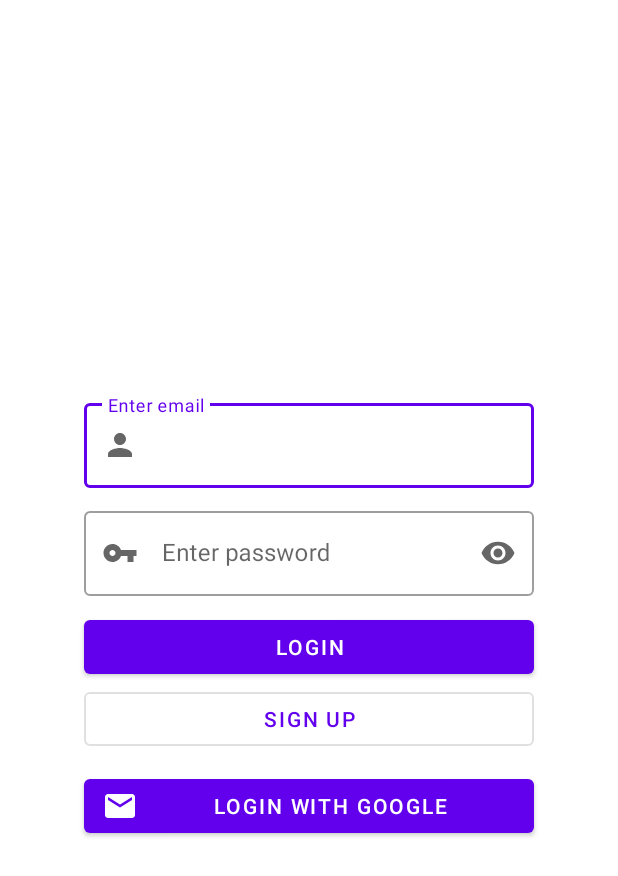
After one commit to gdscewha-3rd/Project-Community, an Android app: the AuthActivity screen opened directly, with no data from a screen before it, on a phone screen of 412 x 824 dp. The commit adds this screen. Shown: the top 876 px of the screen. Run offline under Robolectric (Android 15) with nearby library versions, the phone set to English and light mode, and no system bars.

Commit message:
로그인 화면 구성

```diff
--- a/app/build.gradle
+++ b/app/build.gradle
@@ -23,6 +23,9 @@ android {
             proguardFiles getDefaultProguardFile('proguard-android-optimize.txt'), 'proguard-rules.pro'
         }
     }
+    buildFeatures{
+        viewBinding = true
+    }
     compileOptions {
         sourceCompatibility JavaVersion.VERSION_1_8
         targetCompatibility JavaVersion.VERSION_1_8
--- a/app/src/main/AndroidManifest.xml
+++ b/app/src/main/AndroidManifest.xml
@@ -10,6 +10,9 @@
         android:supportsRtl="true"
         android:theme="@style/Theme.LEAFY2">
         <activity
+            android:name=".login.AuthActivity"
+            android:exported="false" />
+        <activity
             android:name=".MainActivity"
             android:exported="true">
             <intent-filter>
--- a/app/src/main/java/com/example/leafy2/MainActivity.kt
+++ b/app/src/main/java/com/example/leafy2/MainActivity.kt
@@ -1,11 +1,26 @@
 package com.example.leafy2
 
+import android.content.Intent
 import androidx.appcompat.app.AppCompatActivity
 import android.os.Bundle
+import android.view.View
+import android.view.inputmethod.InputBinding
+import android.widget.Button
+import com.example.leafy2.databinding.ActivityMainBinding
+import com.example.leafy2.login.AuthActivity
 
 class MainActivity : AppCompatActivity() {
+
+    lateinit var binding: ActivityMainBinding
     override fun onCreate(savedInstanceState: Bundle?) {
         super.onCreate(savedInstanceState)
-        setContentView(R.layout.activity_main)
+        binding = ActivityMainBinding.inflate(layoutInflater)
+        setContentView(binding.root)
+
+        binding.toLoginBtn.setOnClickListener{
+            val intent = Intent(this, AuthActivity::class.java)
+            startActivity(intent)
+        }
     }
+
 }
--- /dev/null
+++ b/app/src/main/java/com/example/leafy2/login/AuthActivity.kt
@@ -0,0 +1,12 @@
+package com.example.leafy2.login
+
+import androidx.appcompat.app.AppCompatActivity
+import android.os.Bundle
+import com.example.leafy2.R
+
+class AuthActivity : AppCompatActivity() {
+    override fun onCreate(savedInstanceState: Bundle?) {
+        super.onCreate(savedInstanceState)
+        setContentView(R.layout.activity_auth)
+    }
+}
--- /dev/null
+++ b/app/src/main/res/drawable/ic_email.xml
@@ -0,0 +1,5 @@
+<vector android:height="24dp" android:tint="#FFFFFF"
+    android:viewportHeight="24" android:viewportWidth="24"
+    android:width="24dp" xmlns:android="http://schemas.android.com/apk/res/android">
+    <path android:fillColor="@android:color/white" android:pathData="M20,4L4,4c-1.1,0 -1.99,0.9 -1.99,2L2,18c0,1.1 0.9,2 2,2h16c1.1,0 2,-0.9 2,-2L22,6c0,-1.1 -0.9,-2 -2,-2zM20,8l-8,5 -8,-5L4,6l8,5 8,-5v2z"/>
+</vector>
--- /dev/null
+++ b/app/src/main/res/drawable/ic_password.xml
@@ -0,0 +1,10 @@
+<vector xmlns:android="http://schemas.android.com/apk/res/android"
+    android:width="24dp"
+    android:height="24dp"
+    android:viewportWidth="24"
+    android:viewportHeight="24"
+    android:tint="?attr/colorControlNormal">
+  <path
+      android:fillColor="@android:color/white"
+      android:pathData="M12.65,10C11.83,7.67 9.61,6 7,6c-3.31,0 -6,2.69 -6,6s2.69,6 6,6c2.61,0 4.83,-1.67 5.65,-4H17v4h4v-4h2v-4H12.65zM7,14c-1.1,0 -2,-0.9 -2,-2s0.9,-2 2,-2 2,0.9 2,2 -0.9,2 -2,2z"/>
+</vector>
--- /dev/null
+++ b/app/src/main/res/drawable/ic_user.xml
@@ -0,0 +1,10 @@
+<vector xmlns:android="http://schemas.android.com/apk/res/android"
+    android:width="24dp"
+    android:height="24dp"
+    android:viewportWidth="24"
+    android:viewportHeight="24"
+    android:tint="?attr/colorControlNormal">
+  <path
+      android:fillColor="@android:color/white"
+      android:pathData="M12,12c2.21,0 4,-1.79 4,-4s-1.79,-4 -4,-4 -4,1.79 -4,4 1.79,4 4,4zM12,14c-2.67,0 -8,1.34 -8,4v2h16v-2c0,-2.66 -5.33,-4 -8,-4z"/>
+</vector>
--- /dev/null
+++ b/app/src/main/res/layout/activity_auth.xml
@@ -0,0 +1,91 @@
+<?xml version="1.0" encoding="utf-8"?>
+<androidx.constraintlayout.widget.ConstraintLayout xmlns:android="http://schemas.android.com/apk/res/android"
+    xmlns:app="http://schemas.android.com/apk/res-auto"
+    xmlns:tools="http://schemas.android.com/tools"
+    android:layout_width="match_parent"
+    android:layout_height="match_parent"
+    tools:context=".login.AuthActivity">
+
+    <androidx.constraintlayout.widget.ConstraintLayout
+        android:layout_width="match_parent"
+        android:layout_height="wrap_content"
+
+        app:layout_constraintBottom_toBottomOf="parent"
+        app:layout_constraintStart_toStartOf="parent"
+        app:layout_constraintTop_toTopOf="parent">
+
+        <com.google.android.material.textfield.TextInputLayout
+            android:id="@+id/email_textfield"
+            style="@style/Widget.MaterialComponents.TextInputLayout.OutlinedBox"
+            android:layout_width="@dimen/loginpage_width"
+            android:layout_height="wrap_content"
+            android:hint="@string/enter_your_email"
+            app:layout_constraintEnd_toEndOf="parent"
+            app:layout_constraintStart_toStartOf="parent"
+            app:layout_constraintTop_toTopOf="parent"
+            app:startIconDrawable="@drawable/ic_user">
+
+            <com.google.android.material.textfield.TextInputEditText
+                android:layout_width="match_parent"
+                android:layout_height="wrap_content" />
+
+        </com.google.android.material.textfield.TextInputLayout>
+
+        <com.google.android.material.textfield.TextInputLayout
+            android:id="@+id/password_textfield"
+            style="@style/Widget.MaterialComponents.TextInputLayout.OutlinedBox"
+            android:layout_width="@dimen/loginpage_width"
+            android:layout_height="wrap_content"
+            android:layout_marginTop="@dimen/margin_10"
+            android:hint="@string/enter_your_password"
+            app:endIconMode="password_toggle"
+            app:layout_constraintEnd_toEndOf="parent"
+            app:layout_constraintStart_toStartOf="parent"
+            app:layout_constraintTop_toBottomOf="@+id/email_textfield"
+            app:startIconDrawable="@drawable/ic_password">
+
+            <com.google.android.material.textfield.TextInputEditText
+                android:layout_width="match_parent"
+                android:layout_height="wrap_content"
+                android:inputType="textPassword" />
+
+        </com.google.android.material.textfield.TextInputLayout>
+
+        <Button
+            android:id="@+id/login_btn"
+            android:layout_width="@dimen/loginpage_width"
+            android:layout_height="wrap_content"
+            android:layout_marginTop="@dimen/margin_10"
+            android:text="@string/login"
+            app:layout_constraintEnd_toEndOf="parent"
+            app:layout_constraintStart_toStartOf="parent"
+            app:layout_constraintTop_toBottomOf="@+id/password_textfield" />
+
+        <Button
+            android:id="@+id/signup_btn"
+            style="?attr/materialButtonOutlinedStyle"
+            android:layout_width="@dimen/loginpage_width"
+            android:layout_height="wrap_content"
+            android:text="@string/sign_up"
+            app:layout_constraintEnd_toEndOf="parent"
+            app:layout_constraintStart_toStartOf="parent"
+            app:layout_constraintTop_toBottomOf="@+id/login_btn" />
+
+        <Button
+            style="@style/Widget.MaterialComponents.Button.Icon"
+            android:layout_width="@dimen/loginpage_width"
+            android:layout_height="wrap_content"
+            android:layout_marginTop="@dimen/margin_10"
+            android:text="@string/login_with_google"
+            app:icon="@drawable/ic_email"
+            app:layout_constraintEnd_toEndOf="parent"
+            app:layout_constraintStart_toStartOf="parent"
+            app:layout_constraintTop_toBottomOf="@+id/signup_btn" />
+
+    </androidx.constraintlayout.widget.ConstraintLayout>
+
+
+
+
+
+</androidx.constraintlayout.widget.ConstraintLayout>
--- a/app/src/main/res/layout/activity_main.xml
+++ b/app/src/main/res/layout/activity_main.xml
@@ -6,13 +6,13 @@
     android:layout_height="match_parent"
     tools:context=".MainActivity">
 
-    <TextView
+    <Button
+        android:id="@+id/to_login_btn"
         android:layout_width="wrap_content"
         android:layout_height="wrap_content"
-        android:text="Hello World!"
-        app:layout_constraintBottom_toBottomOf="parent"
-        app:layout_constraintLeft_toLeftOf="parent"
-        app:layout_constraintRight_toRightOf="parent"
+        android:text="Login"
+        app:layout_constraintEnd_toEndOf="parent"
+        app:layout_constraintStart_toStartOf="parent"
         app:layout_constraintTop_toTopOf="parent" />
 
 </androidx.constraintlayout.widget.ConstraintLayout>
--- a/app/src/main/res/values-night/themes.xml
+++ b/app/src/main/res/values-night/themes.xml
@@ -1,6 +1,6 @@
 <resources xmlns:tools="http://schemas.android.com/tools">
     <!-- Base application theme. -->
-    <style name="Theme.LEAFY2" parent="Theme.MaterialComponents.DayNight.DarkActionBar">
+    <style name="Theme.LEAFY2" parent="Theme.MaterialComponents.DayNight.NoActionBar">
         <!-- Primary brand color. -->
         <item name="colorPrimary">@color/purple_200</item>
         <item name="colorPrimaryVariant">@color/purple_700</item>
--- /dev/null
+++ b/app/src/main/res/values/dimens.xml
@@ -0,0 +1,5 @@
+<?xml version="1.0" encoding="utf-8"?>
+<resources>
+    <dimen name="loginpage_width">300dp</dimen>
+    <dimen name="margin_10">10dp</dimen>
+</resources>
--- a/app/src/main/res/values/strings.xml
+++ b/app/src/main/res/values/strings.xml
@@ -1,3 +1,8 @@
 <resources>
     <string name="app_name">LEAFY2</string>
+    <string name="enter_your_email">Enter email</string>
+    <string name="enter_your_password">Enter password</string>
+    <string name="login">Login</string>
+    <string name="sign_up">Sign Up</string>
+    <string name="login_with_google">Login with Google</string>
 </resources>
--- a/app/src/main/res/values/themes.xml
+++ b/app/src/main/res/values/themes.xml
@@ -1,6 +1,6 @@
 <resources xmlns:tools="http://schemas.android.com/tools">
     <!-- Base application theme. -->
-    <style name="Theme.LEAFY2" parent="Theme.MaterialComponents.DayNight.DarkActionBar">
+    <style name="Theme.LEAFY2" parent="Theme.MaterialComponents.DayNight.NoActionBar">
         <!-- Primary brand color. -->
         <item name="colorPrimary">@color/purple_500</item>
         <item name="colorPrimaryVariant">@color/purple_700</item>
```
